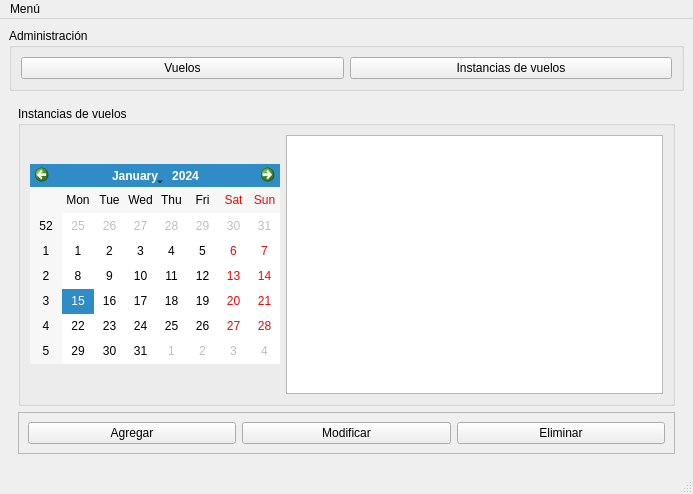
The window that src/ui/mainWindow.ui (diegomarcov/svr) describes before a commit, drawn with Qt 5.
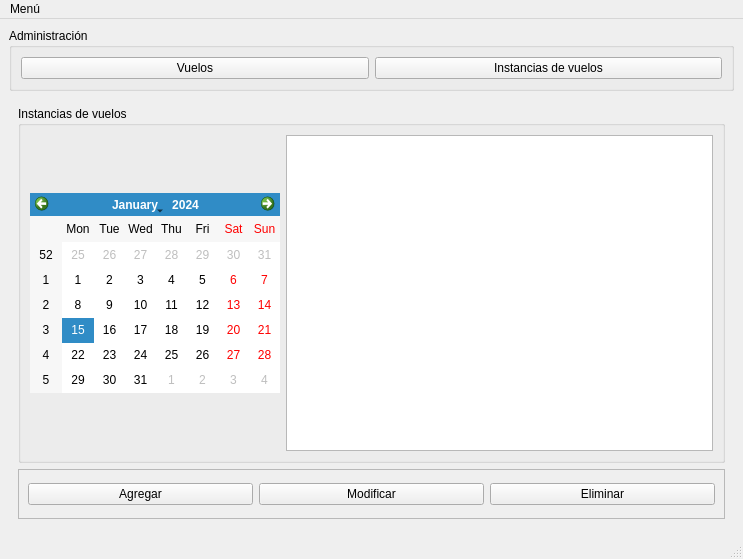
The same window after the commit. The open tabs and pages were chosen to show the change.

Commit message: modificacion de las vistas en las tablas principales

Patch:
```diff
--- a/src/ui/mainWindow.ui
+++ b/src/ui/mainWindow.ui
@@ -6,16 +6,16 @@
    <rect>
     <x>0</x>
     <y>0</y>
-    <width>693</width>
-    <height>487</height>
+    <width>743</width>
+    <height>559</height>
    </rect>
   </property>
   <property name="windowTitle">
    <string>svr - Sistema de Vuelos y Reservas</string>
   </property>
   <widget class="QWidget" name="centralwidget">
-   <layout class="QGridLayout" name="gridLayout_2">
-    <item row="0" column="0">
+   <layout class="QVBoxLayout" name="verticalLayout">
+    <item>
      <widget class="QGroupBox" name="groupBox">
       <property name="title">
        <string>Administración</string>
@@ -38,7 +38,7 @@
       </layout>
      </widget>
     </item>
-    <item row="1" column="0">
+    <item>
      <widget class="QStackedWidget" name="stackedWidget">
       <property name="currentIndex">
        <number>0</number>
@@ -47,28 +47,40 @@
        <layout class="QGridLayout" name="gridLayout">
         <item row="3" column="0" colspan="2">
          <widget class="QFrame" name="frame">
+          <property name="sizePolicy">
+           <sizepolicy hsizetype="Minimum" vsizetype="Minimum">
+            <horstretch>0</horstretch>
+            <verstretch>0</verstretch>
+           </sizepolicy>
+          </property>
+          <property name="maximumSize">
+           <size>
+            <width>16777215</width>
+            <height>50</height>
+           </size>
+          </property>
           <property name="frameShape">
            <enum>QFrame::StyledPanel</enum>
           </property>
           <property name="frameShadow">
            <enum>QFrame::Raised</enum>
           </property>
-          <layout class="QHBoxLayout" name="horizontalLayout_2">
-           <item>
+          <layout class="QGridLayout" name="gridLayout_2">
+           <item row="0" column="0">
             <widget class="QPushButton" name="btnAgregarInstVuelos">
              <property name="text">
               <string>Agregar</string>
              </property>
             </widget>
            </item>
-           <item>
+           <item row="0" column="1">
             <widget class="QPushButton" name="btnModificarInstVuelos">
              <property name="text">
               <string>Modificar</string>
              </property>
             </widget>
            </item>
-           <item>
+           <item row="0" column="2">
             <widget class="QPushButton" name="btnEliminarInstVuelos">
              <property name="text">
               <string>Eliminar</string>
@@ -80,6 +92,12 @@
         </item>
         <item row="0" column="0" rowspan="3" colspan="2">
          <widget class="QGroupBox" name="groupBox_2">
+          <property name="sizePolicy">
+           <sizepolicy hsizetype="Expanding" vsizetype="Expanding">
+            <horstretch>0</horstretch>
+            <verstretch>0</verstretch>
+           </sizepolicy>
+          </property>
           <property name="minimumSize">
            <size>
             <width>500</width>
@@ -103,7 +121,7 @@
            <item>
             <widget class="QTableView" name="tablaSalidas">
              <property name="sizePolicy">
-              <sizepolicy hsizetype="MinimumExpanding" vsizetype="MinimumExpanding">
+              <sizepolicy hsizetype="Expanding" vsizetype="Expanding">
                <horstretch>0</horstretch>
                <verstretch>0</verstretch>
               </sizepolicy>
@@ -234,7 +252,7 @@
     <rect>
      <x>0</x>
      <y>0</y>
-     <width>693</width>
+     <width>743</width>
      <height>18</height>
     </rect>
    </property>
```
Left out of the diff: 11 changed lines with no effect on the pictures. The commit also changes 1 other file.
